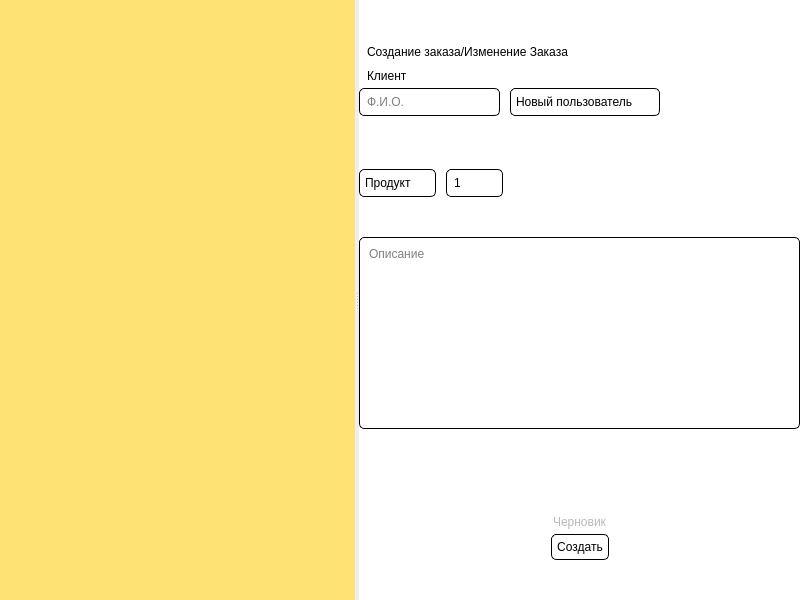
This is commercial.ui in NoneType4Name/nto-contest as Qt 5 draws it before an edit. The edited form follows.
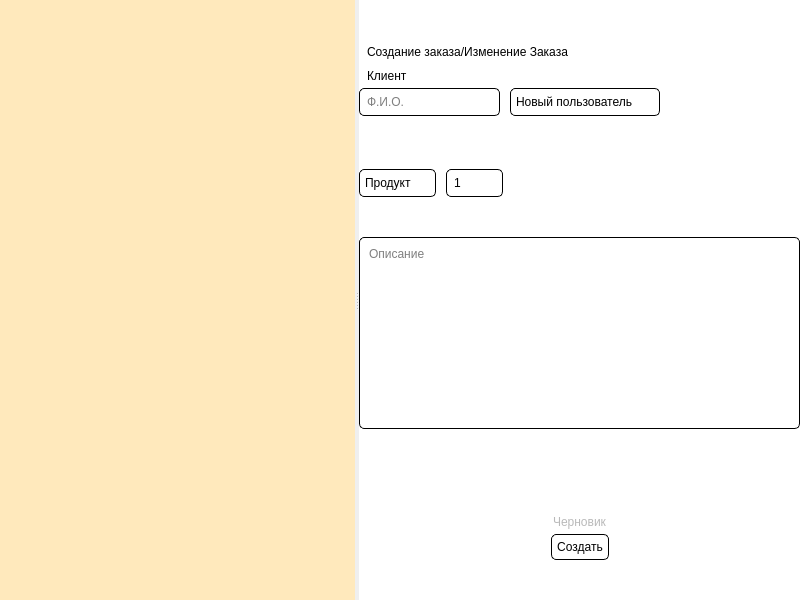
This is the edited form.

Diff of the .ui file:
```diff
--- a/commercial.ui
+++ b/commercial.ui
@@ -143,12 +143,13 @@
        <string notr="true">QListWidget
 {
 	border:none;
-	background-color: rgb(255, 225, 116);
+	background-color: rgb(255, 233, 188);
 }
 
 QListWidget::item
 {
-  outline: none;
+	outline: none;
+	border: 1px solid rgb(0, 0, 0);
 }
 
 QListWidget::item:hover
```
Left out of the diff: 2 changed lines with no effect on the pictures.
